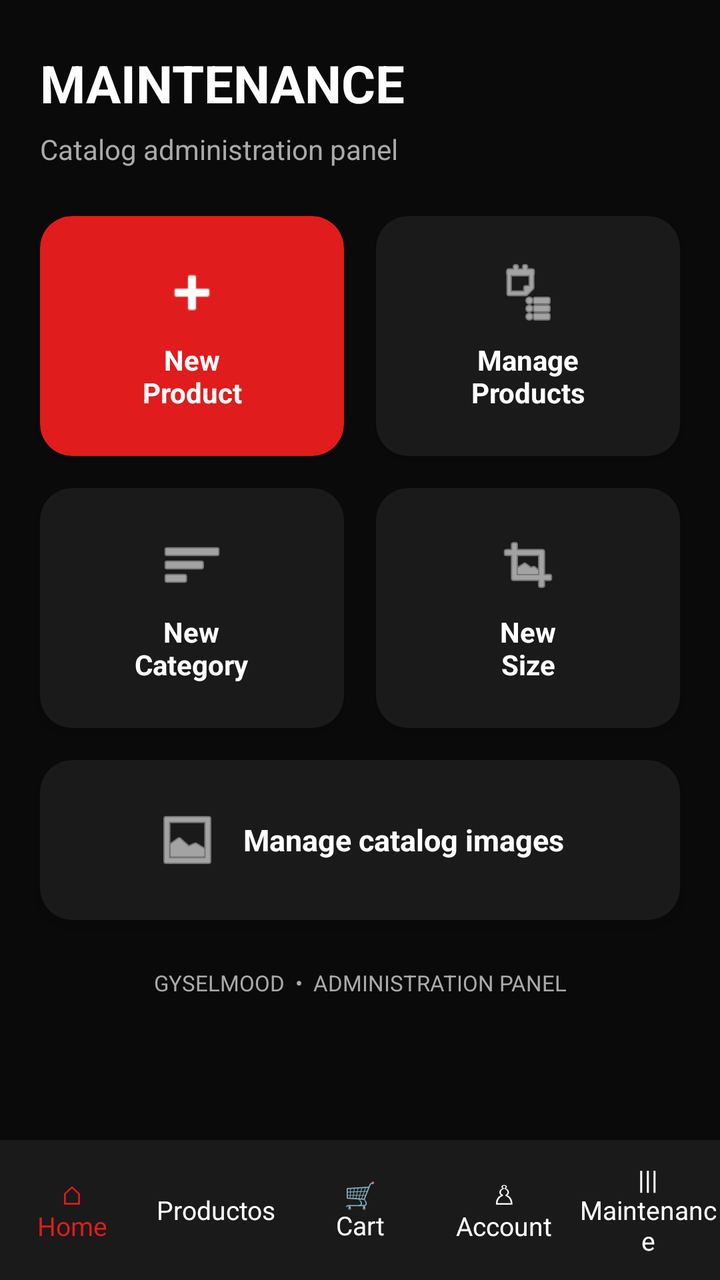
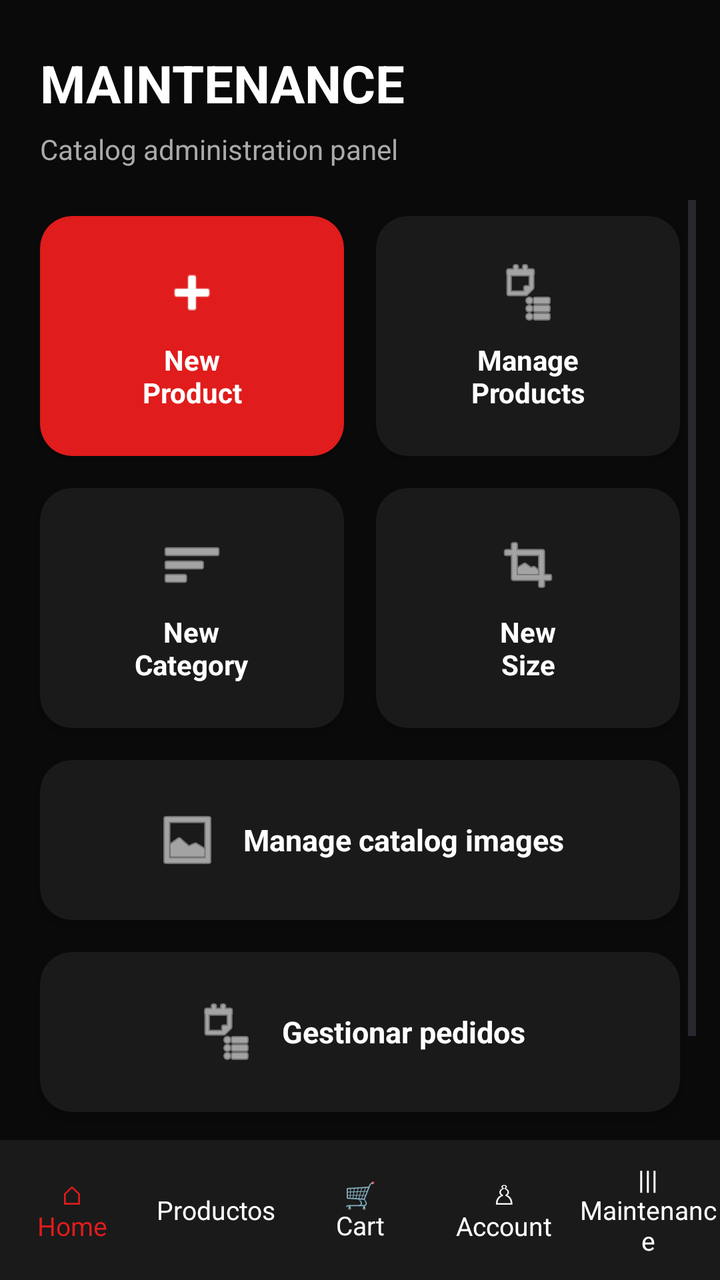

Before-and-after screenshots of an Android layout around one commit, followed by the original layout XML and the change that was made.
<!-- AndroidManifest.xml: application theme Theme.GyselMode -->
<!-- res/layout/activity_maintenance.xml -->
<?xml version="1.0" encoding="utf-8"?>
<androidx.constraintlayout.widget.ConstraintLayout
    xmlns:android="http://schemas.android.com/apk/res/android"
    xmlns:app="http://schemas.android.com/apk/res-auto"
    android:layout_width="match_parent"
    android:layout_height="match_parent"
    android:background="@color/gysel_black">

    

    <TextView
        android:id="@+id/txtTitulo"
        android:layout_width="0dp"
        android:layout_height="wrap_content"
        android:layout_marginStart="20dp"
        android:layout_marginTop="24dp"
        android:layout_marginEnd="20dp"
        android:text="@string/maint_title"
        android:textColor="@color/gysel_white"
        android:textSize="26sp"
        android:textStyle="bold"
        app:layout_constraintEnd_toEndOf="parent"
        app:layout_constraintStart_toStartOf="parent"
        app:layout_constraintTop_toTopOf="parent" />

    <TextView
        android:id="@+id/txtSubtitulo"
        android:layout_width="0dp"
        android:layout_height="wrap_content"
        android:layout_marginStart="20dp"
        android:layout_marginTop="6dp"
        android:layout_marginEnd="20dp"
        android:text="@string/maint_subtitle"
        android:textColor="@color/gysel_light_gray"
        android:textSize="14sp"
        app:layout_constraintEnd_toEndOf="parent"
        app:layout_constraintStart_toStartOf="parent"
        app:layout_constraintTop_toBottomOf="@id/txtTitulo" />

    

    <ScrollView
        android:id="@+id/scrollMantenimiento"
        android:layout_width="0dp"
        android:layout_height="0dp"
        android:layout_marginTop="16dp"
        android:clipToPadding="false"
        android:fillViewport="true"
        android:paddingStart="12dp"
        android:paddingEnd="12dp"
        android:paddingBottom="16dp"
        app:layout_constraintBottom_toTopOf="@id/includeBottomNavigation"
        app:layout_constraintEnd_toEndOf="parent"
        app:layout_constraintStart_toStartOf="parent"
        app:layout_constraintTop_toBottomOf="@id/txtSubtitulo">

        <LinearLayout
            android:layout_width="match_parent"
            android:layout_height="wrap_content"
            android:orientation="vertical">

            

            <GridLayout
                android:layout_width="match_parent"
                android:layout_height="wrap_content"
                android:columnCount="2"
                android:rowCount="3">

                
                <androidx.cardview.widget.CardView
                    android:id="@+id/btnNuevoProducto"
                    android:layout_width="0dp"
                    android:layout_height="120dp"
                    android:layout_rowWeight="1"
                    android:layout_columnWeight="1"
                    android:layout_margin="8dp"
                    android:clickable="true"
                    android:focusable="true"
                    android:foreground="?android:attr/selectableItemBackground"
                    app:cardBackgroundColor="@color/gysel_red"
                    app:cardCornerRadius="16dp"
                    app:cardElevation="4dp">

                    <LinearLayout
                        android:layout_width="match_parent"
                        android:layout_height="match_parent"
                        android:gravity="center"
                        android:orientation="vertical"
                        android:padding="12dp">

                        <ImageView
                            android:layout_width="32dp"
                            android:layout_height="32dp"
                            android:src="@android:drawable/ic_input_add"
                            app:tint="@color/gysel_white" />

                        <TextView
                            android:layout_width="wrap_content"
                            android:layout_height="wrap_content"
                            android:layout_marginTop="8dp"
                            android:gravity="center"
                            android:text="@string/maint_new_product"
                            android:textColor="@color/gysel_white"
                            android:textSize="14sp"
                            android:textStyle="bold" />
                    </LinearLayout>
                </androidx.cardview.widget.CardView>

                
                <androidx.cardview.widget.CardView
                    android:id="@+id/btnGestionarProductos"
                    android:layout_width="0dp"
                    android:layout_height="120dp"
                    android:layout_rowWeight="1"
                    android:layout_columnWeight="1"
                    android:layout_margin="8dp"
                    android:clickable="true"
                    android:focusable="true"
                    android:foreground="?android:attr/selectableItemBackground"
                    app:cardBackgroundColor="@color/gysel_dark_gray"
                    app:cardCornerRadius="16dp"
                    app:cardElevation="4dp">

                    <LinearLayout
                        android:layout_width="match_parent"
                        android:layout_height="match_parent"
                        android:gravity="center"
                        android:orientation="vertical"
                        android:padding="12dp">

                        <ImageView
                            android:layout_width="32dp"
                            android:layout_height="32dp"
                            android:src="@android:drawable/ic_menu_agenda"
                            app:tint="@color/gysel_white" />

                        <TextView
                            android:layout_width="wrap_content"
                            android:layout_height="wrap_content"
                            android:layout_marginTop="8dp"
                            android:gravity="center"
                            android:text="@string/maint_manage_products"
                            android:textColor="@color/gysel_white"
                            android:textSize="14sp"
                            android:textStyle="bold" />
                    </LinearLayout>
                </androidx.cardview.widget.CardView>

                
                <androidx.cardview.widget.CardView
                    android:id="@+id/btnNuevaCategoria"
                    android:layout_width="0dp"
                    android:layout_height="120dp"
                    android:layout_rowWeight="1"
                    android:layout_columnWeight="1"
                    android:layout_margin="8dp"
                    android:clickable="true"
                    android:focusable="true"
                    android:foreground="?android:attr/selectableItemBackground"
                    app:cardBackgroundColor="@color/gysel_dark_gray"
                    app:cardCornerRadius="16dp"
                    app:cardElevation="4dp">

                    <LinearLayout
                        android:layout_width="match_parent"
                        android:layout_height="match_parent"
                        android:gravity="center"
                        android:orientation="vertical"
                        android:padding="12dp">

                        <ImageView
                            android:layout_width="32dp"
                            android:layout_height="32dp"
                            android:src="@android:drawable/ic_menu_sort_by_size"
                            app:tint="@color/gysel_white" />

                        <TextView
                            android:layout_width="wrap_content"
                            android:layout_height="wrap_content"
                            android:layout_marginTop="8dp"
                            android:gravity="center"
                            android:text="@string/maint_new_category"
                            android:textColor="@color/gysel_white"
                            android:textSize="14sp"
                            android:textStyle="bold" />
                    </LinearLayout>
                </androidx.cardview.widget.CardView>

                
                <androidx.cardview.widget.CardView
                    android:id="@+id/btnNuevaTalla"
                    android:layout_width="0dp"
                    android:layout_height="120dp"
                    android:layout_rowWeight="1"
                    android:layout_columnWeight="1"
                    android:layout_margin="8dp"
                    android:clickable="true"
                    android:focusable="true"
                    android:foreground="?android:attr/selectableItemBackground"
                    app:cardBackgroundColor="@color/gysel_dark_gray"
                    app:cardCornerRadius="16dp"
                    app:cardElevation="4dp">

                    <LinearLayout
                        android:layout_width="match_parent"
                        android:layout_height="match_parent"
                        android:gravity="center"
                        android:orientation="vertical"
                        android:padding="12dp">

                        <ImageView
                            android:layout_width="32dp"
                            android:layout_height="32dp"
                            android:src="@android:drawable/ic_menu_crop"
                            app:tint="@color/gysel_white" />

                        <TextView
                            android:layout_width="wrap_content"
                            android:layout_height="wrap_content"
                            android:layout_marginTop="8dp"
                            android:gravity="center"
                            android:text="@string/maint_new_size"
                            android:textColor="@color/gysel_white"
                            android:textSize="14sp"
                            android:textStyle="bold" />
                    </LinearLayout>
                </androidx.cardview.widget.CardView>

                
                <androidx.cardview.widget.CardView
                    android:id="@+id/btnGestionarImagenes"
                    android:layout_width="0dp"
                    android:layout_height="80dp"
                    android:layout_rowWeight="1"
                    android:layout_columnSpan="2"
                    android:layout_columnWeight="2"
                    android:layout_margin="8dp"
                    android:clickable="true"
                    android:focusable="true"
                    android:foreground="?android:attr/selectableItemBackground"
                    app:cardBackgroundColor="@color/gysel_dark_gray"
                    app:cardCornerRadius="16dp"
                    app:cardElevation="4dp">

                    <LinearLayout
                        android:layout_width="match_parent"
                        android:layout_height="match_parent"
                        android:gravity="center"
                        android:orientation="horizontal"
                        android:padding="12dp">

                        <ImageView
                            android:layout_width="32dp"
                            android:layout_height="32dp"
                            android:src="@android:drawable/ic_menu_gallery"
                            app:tint="@color/gysel_white" />

                        <TextView
                            android:layout_width="wrap_content"
                            android:layout_height="wrap_content"
                            android:layout_marginStart="12dp"
                            android:text="@string/maint_manage_images_card"
                            android:textColor="@color/gysel_white"
                            android:textSize="15sp"
                            android:textStyle="bold" />
                    </LinearLayout>
                </androidx.cardview.widget.CardView>

            </GridLayout>

            

            <TextView
                android:layout_width="match_parent"
                android:layout_height="wrap_content"
                android:layout_marginTop="16dp"
                android:layout_marginBottom="16dp"
                android:gravity="center"
                android:text="@string/maint_footer"
                android:textColor="@color/gysel_light_gray"
                android:textSize="11sp" />

        </LinearLayout>

    </ScrollView>

    

    <include
        android:id="@+id/includeBottomNavigation"
        layout="@layout/bottom_navigation"
        android:layout_width="0dp"
        android:layout_height="70dp"
        app:layout_constraintBottom_toBottomOf="parent"
        app:layout_constraintEnd_toEndOf="parent"
        app:layout_constraintStart_toStartOf="parent" />

</androidx.constraintlayout.widget.ConstraintLayout>
<!-- res/layout/bottom_navigation.xml (included above) -->
<?xml version="1.0" encoding="utf-8"?>
<LinearLayout
    xmlns:android="http://schemas.android.com/apk/res/android"
    android:id="@+id/bottomNavigation"
    android:layout_width="match_parent"
    android:layout_height="70dp"
    android:background="@color/gysel_dark_gray"
    android:gravity="center"
    android:orientation="horizontal">

    
    <TextView
        android:id="@+id/navInicio"
        android:layout_width="0dp"
        android:layout_height="match_parent"
        android:layout_weight="1"
        android:gravity="center"
        android:text="@string/bottom_nav_home"
        android:textColor="@color/gysel_red"
        android:textSize="13sp" />

    
    <TextView
        android:id="@+id/navProductos"
        android:layout_width="0dp"
        android:layout_height="match_parent"
        android:layout_weight="1"
        android:gravity="center"
        android:text="Productos"
        android:textColor="@color/gysel_white"
        android:textSize="13sp" />

    
    <TextView
        android:id="@+id/navCarrito"
        android:layout_width="0dp"
        android:layout_height="match_parent"
        android:layout_weight="1"
        android:gravity="center"
        android:text="@string/bottom_nav_cart"
        android:textColor="@color/gysel_white"
        android:textSize="13sp" />

    
    <TextView
        android:id="@+id/navCuenta"
        android:layout_width="0dp"
        android:layout_height="match_parent"
        android:layout_weight="1"
        android:gravity="center"
        android:text="@string/bottom_nav_account"
        android:textColor="@color/gysel_white"
        android:textSize="13sp" />
    
    <TextView
        android:id="@+id/navMantenimiento"
        android:layout_width="0dp"
        android:layout_height="match_parent"
        android:layout_weight="1"
        android:gravity="center"
        android:text="@string/bottom_nav_maintenance"
        android:textColor="@color/gysel_white"
        android:textSize="13sp" />

</LinearLayout>
<!-- resources referenced by this layout -->
<resources>
  <color name="gysel_black">#0A0A0A</color>
  <color name="gysel_dark_gray">#1A1A1A</color>
  <color name="gysel_light_gray">#AAAAAA</color>
  <color name="gysel_red">#E01C1C</color>
  <color name="gysel_white">#FFFFFF</color>
  <string name="bottom_nav_account">♙\nAccount</string>
  <string name="bottom_nav_cart">🛒\nCart</string>
  <string name="bottom_nav_home">⌂\nHome</string>
  <string name="bottom_nav_maintenance">|||\nMaintenance</string>
  <string name="maint_footer">"GYSELMOOD  •  ADMINISTRATION PANEL"</string>
  <string name="maint_manage_images_card">Manage catalog images</string>
  <string name="maint_manage_products">Manage\nProducts</string>
  <string name="maint_new_category">New\nCategory</string>
  <string name="maint_new_product">New\nProduct</string>
  <string name="maint_new_size">New\nSize</string>
  <string name="maint_subtitle">Catalog administration panel</string>
  <string name="maint_title">MAINTENANCE</string>
  <style name="Theme.GyselMode" parent="Base.Theme.GyselMode" />
  <style name="Base.Theme.GyselMode" parent="Theme.Material3.DayNight.NoActionBar">
          
          
      </style>
</resources>

<!-- the commit's change to res/layout/activity_maintenance.xml (unified diff, before → after) -->
@@ -65,7 +65,7 @@
                 android:layout_width="match_parent"
                 android:layout_height="wrap_content"
                 android:columnCount="2"
-                android:rowCount="3">
+                android:rowCount="4">
 
                 
                 <androidx.cardview.widget.CardView
@@ -267,7 +267,51 @@
                     </LinearLayout>
                 </androidx.cardview.widget.CardView>
 
-            </GridLayout>
+
+
+
+            
+            <androidx.cardview.widget.CardView
+                android:id="@+id/btnGestionarPedidos"
+                android:layout_width="0dp"
+                android:layout_height="80dp"
+                android:layout_columnSpan="2"
+                android:layout_columnWeight="2"
+                android:layout_margin="8dp"
+                android:clickable="true"
+                android:focusable="true"
+                android:foreground="?android:attr/selectableItemBackground"
+                app:cardBackgroundColor="@color/gysel_dark_gray"
+                app:cardCornerRadius="16dp"
+                app:cardElevation="4dp">
+
+                <LinearLayout
+                    android:layout_width="match_parent"
+                    android:layout_height="match_parent"
+                    android:orientation="horizontal"
+                    android:gravity="center"
+                    android:padding="12dp">
+
+                    <ImageView
+                        android:layout_width="32dp"
+                        android:layout_height="32dp"
+                        android:src="@android:drawable/ic_menu_agenda"
+                        app:tint="@color/gysel_white" />
+
+                    <TextView
+                        android:layout_width="wrap_content"
+                        android:layout_height="wrap_content"
+                        android:layout_marginStart="12dp"
+                        android:text="Gestionar pedidos"
+                        android:textColor="@color/gysel_white"
+                        android:textSize="15sp"
+                        android:textStyle="bold" />
+
+                </LinearLayout>
+
+            </androidx.cardview.widget.CardView>
+
+        </GridLayout>
 
             
 
